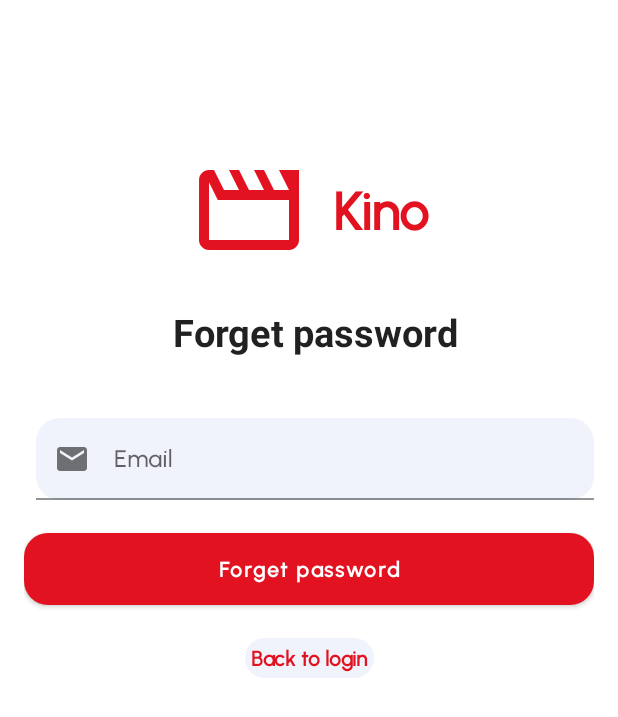
After one commit to e444er/KinoGoClean, an Android app: the ForgetPasswordFragment screen opened through its navigation route, on a phone screen of 412 x 824 dp. The commit adds this screen. Shown: the top 717 px of the screen. Run offline under Robolectric (Android 15) with nearby library versions, the phone set to English and light mode, and no system bars; our stand-ins replace Dagger/Hilt's generated code, navigation-ui.

Commit message:
reset password

```diff
--- a/app/src/main/java/com/e444er/cleanmovie/feature_authentication/domain/repository/AuthenticationRepository.kt
+++ b/app/src/main/java/com/e444er/cleanmovie/feature_authentication/domain/repository/AuthenticationRepository.kt
@@ -17,4 +17,10 @@ interface AuthenticationRepository {
         onSuccess: () -> Unit,
         onFailure: (uiText: UiText) -> Unit
     )
+
+    fun sendPasswordResetEmail(
+        email: String,
+        onSuccess: () -> Unit,
+        onFailure: (uiText: UiText) -> Unit
+    )
 }
--- /dev/null
+++ b/app/src/main/java/com/e444er/cleanmovie/feature_authentication/domain/use_case/SendPasswordResetEmailUseCase.kt
@@ -0,0 +1,30 @@
+package com.e444er.cleanmovie.feature_authentication.domain.use_case
+
+import com.e444er.cleanmovie.core.presentation.util.UiText
+import com.e444er.cleanmovie.feature_authentication.domain.models.AuthenticationResult
+import com.e444er.cleanmovie.feature_authentication.domain.repository.AuthenticationRepository
+import com.e444er.cleanmovie.feature_authentication.util.AuthError
+import javax.inject.Inject
+
+class SendPasswordResetEmailUseCase @Inject constructor(
+    private val repository: AuthenticationRepository
+) {
+    operator fun invoke(
+        email: String,
+        onSuccess: () -> Unit,
+        onFailure: (uiText: UiText) -> Unit
+    ): AuthenticationResult {
+
+        if (email.isBlank()) {
+            return AuthenticationResult(emailError = AuthError.FieldEmpty)
+        }
+
+        return AuthenticationResult(
+            result = repository.sendPasswordResetEmail(
+                email = email.trim(),
+                onSuccess = onSuccess,
+                onFailure = onFailure
+            )
+        )
+    }
+}
--- /dev/null
+++ b/app/src/main/java/com/e444er/cleanmovie/feature_authentication/presentation/forget_password/ForgetPasswordFragment.kt
@@ -0,0 +1,95 @@
+package com.e444er.cleanmovie.feature_authentication.presentation.forget_password
+
+import android.os.Bundle
+import androidx.fragment.app.Fragment
+import android.view.LayoutInflater
+import android.view.View
+import android.view.ViewGroup
+import androidx.core.widget.addTextChangedListener
+import androidx.fragment.app.viewModels
+import androidx.lifecycle.Lifecycle
+import androidx.lifecycle.lifecycleScope
+import androidx.lifecycle.repeatOnLifecycle
+import androidx.navigation.fragment.findNavController
+import com.e444er.cleanmovie.R
+import com.e444er.cleanmovie.core.presentation.util.UiEvent
+import com.e444er.cleanmovie.core.presentation.util.asString
+import com.e444er.cleanmovie.databinding.FragmentForgetPasswordBinding
+import com.e444er.cleanmovie.feature_authentication.presentation.util.AuthUtil
+import com.google.android.material.snackbar.Snackbar
+import dagger.hilt.android.AndroidEntryPoint
+import kotlinx.coroutines.flow.collectLatest
+import kotlinx.coroutines.launch
+
+@AndroidEntryPoint
+class ForgetPasswordFragment : Fragment(R.layout.fragment_forget_password) {
+
+    private var _binding: FragmentForgetPasswordBinding? = null
+    private val binding get() = _binding!!
+
+    private val viewModel: ForgetPasswordViewModel by viewModels()
+
+    override fun onViewCreated(view: View, savedInstanceState: Bundle?) {
+        super.onViewCreated(view, savedInstanceState)
+        val binding = FragmentForgetPasswordBinding.bind(view)
+        _binding = binding
+
+        collectData()
+
+
+
+        binding.edtEmail.addTextChangedListener {
+            it?.let {
+                viewModel.onEvent(ForgetEvent.EnteredEmail(it.toString()))
+            }
+        }
+
+        binding.txtBackToLogin.setOnClickListener {
+            viewModel.onEvent(ForgetEvent.ClickedBackToLogin)
+        }
+
+        binding.btnForgetPassword.setOnClickListener {
+            viewModel.onEvent(ForgetEvent.ClickedForgetPassword)
+        }
+    }
+
+    private fun collectData() {
+        viewLifecycleOwner.lifecycleScope.launch {
+            repeatOnLifecycle(Lifecycle.State.STARTED) {
+                launch { collectForgetPasswordUiEvent() }
+
+                launch { collectEmailState() }
+            }
+        }
+    }
+
+    private suspend fun collectEmailState() {
+        viewModel.emailState.collectLatest { emailState ->
+            AuthUtil.updateFieldEmptyErrorInTextInputLayout(
+                textInputLayout = binding.layoutEmail,
+                context = requireContext(),
+                authError = emailState.error
+            )
+        }
+    }
+
+    private suspend fun collectForgetPasswordUiEvent() {
+        viewModel.uiEvent.collectLatest { event ->
+            when (event) {
+                is UiEvent.PopBackStack -> {
+                    findNavController().popBackStack()
+                }
+                is UiEvent.ShowSnackbar -> {
+                    Snackbar.make(
+                        requireView(),
+                        event.uiText.asString(requireContext()),
+                        Snackbar.LENGTH_LONG
+                    ).show()
+                }
+                is UiEvent.NavigateTo -> {
+                    findNavController().navigate(event.directions)
+                }
+            }
+        }
+    }
+}
--- /dev/null
+++ b/app/src/main/java/com/e444er/cleanmovie/feature_authentication/presentation/forget_password/ForgetPasswordViewModel.kt
@@ -0,0 +1,69 @@
+package com.e444er.cleanmovie.feature_authentication.presentation.forget_password
+
+import androidx.lifecycle.SavedStateHandle
+import androidx.lifecycle.ViewModel
+import androidx.lifecycle.viewModelScope
+import com.e444er.cleanmovie.R
+import com.e444er.cleanmovie.core.presentation.util.StandardTextFieldState
+import com.e444er.cleanmovie.core.presentation.util.UiEvent
+import com.e444er.cleanmovie.core.presentation.util.UiText
+import com.e444er.cleanmovie.feature_authentication.domain.use_case.SendPasswordResetEmailUseCase
+import com.e444er.cleanmovie.feature_authentication.presentation.util.AuthUtil.Companion.EMAIL_ARGUMENT_NAME
+import dagger.hilt.android.lifecycle.HiltViewModel
+import kotlinx.coroutines.flow.*
+import kotlinx.coroutines.launch
+import javax.inject.Inject
+
+@HiltViewModel
+class ForgetPasswordViewModel @Inject constructor(
+    savedStateHandle: SavedStateHandle,
+    private val sendPasswordResetEmailUseCase: SendPasswordResetEmailUseCase
+) : ViewModel() {
+
+    private val _emailState = MutableStateFlow(StandardTextFieldState())
+    val emailState: StateFlow<StandardTextFieldState> = _emailState.asStateFlow()
+
+    private val _uiEvent = MutableSharedFlow<UiEvent>()
+    val uiEvent: SharedFlow<UiEvent> = _uiEvent.asSharedFlow()
+
+    init {
+        val email = savedStateHandle.get<String>(EMAIL_ARGUMENT_NAME) ?: ""
+        _emailState.update { it.copy(text = email) }
+    }
+
+    fun onEvent(event: ForgetEvent) {
+        when (event) {
+            is ForgetEvent.ClickedForgetPassword -> {
+                sendPasswordResetToEmail(email = emailState.value.text)
+            }
+            is ForgetEvent.ClickedBackToLogin -> {
+                emitUiEvent(UiEvent.PopBackStack)
+            }
+            is ForgetEvent.EnteredEmail -> {
+                _emailState.update { it.copy(text = event.email) }
+            }
+        }
+    }
+
+    private fun emitUiEvent(uiEvent: UiEvent) {
+        viewModelScope.launch {
+            _uiEvent.emit(uiEvent)
+        }
+    }
+
+    private fun sendPasswordResetToEmail(email: String) {
+        val result = sendPasswordResetEmailUseCase(
+            email = email,
+            onSuccess = {
+                emitUiEvent(UiEvent.ShowSnackbar(uiText = UiText.StringResource(R.string.check_your_email)))
+            },
+            onFailure = { uiText ->
+                emitUiEvent(UiEvent.ShowSnackbar(uiText = uiText))
+            },
+        )
+
+        if (result.emailError != null) {
+            _emailState.update { it.copy(error = result.emailError) }
+        }
+    }
+}
--- a/app/src/main/java/com/e444er/cleanmovie/feature_authentication/presentation/login/LoginFragment.kt
+++ b/app/src/main/java/com/e444er/cleanmovie/feature_authentication/presentation/login/LoginFragment.kt
@@ -55,7 +55,7 @@ class LoginFragment : Fragment(R.layout.fragment_login) {
         }
 
         binding.txtForgotPassword.setOnClickListener {
-
+            viewModel.onEvent(LoginEvent.ClickedForgetPassword)
         }
 
         binding.btnSignIn.setOnClickListener {
--- a/app/src/main/java/com/e444er/cleanmovie/feature_authentication/presentation/util/AuthUtil.kt
+++ b/app/src/main/java/com/e444er/cleanmovie/feature_authentication/presentation/util/AuthUtil.kt
@@ -20,5 +20,6 @@ class AuthUtil {
                 null -> return
             }
         }
+        const val EMAIL_ARGUMENT_NAME = "email"
     }
 }
--- /dev/null
+++ b/app/src/main/res/layout/fragment_forget_password.xml
@@ -0,0 +1,107 @@
+<?xml version="1.0" encoding="utf-8"?>
+<androidx.constraintlayout.widget.ConstraintLayout xmlns:android="http://schemas.android.com/apk/res/android"
+    xmlns:app="http://schemas.android.com/apk/res-auto"
+    xmlns:tools="http://schemas.android.com/tools"
+    android:layout_width="match_parent"
+    android:layout_height="match_parent"
+    android:paddingHorizontal="@dimen/large_padding"
+    tools:context=".feature_authentication.presentation.sign_up.SignUpFragment">
+
+    <ImageView
+        android:id="@+id/splash_image"
+        android:layout_width="80dp"
+        android:layout_height="80dp"
+        android:layout_gravity="center"
+        android:layout_marginTop="100dp"
+        android:layout_marginEnd="@dimen/large_margin"
+        android:importantForAccessibility="no"
+        android:src="@drawable/ic_outline_movie_24"
+        app:layout_constraintEnd_toStartOf="@+id/splash_text"
+        app:layout_constraintHorizontal_bias="0.5"
+        app:layout_constraintHorizontal_chainStyle="packed"
+        app:layout_constraintStart_toStartOf="parent"
+        app:layout_constraintTop_toTopOf="parent" />
+
+    <TextView
+        android:id="@+id/splash_text"
+        android:layout_width="wrap_content"
+        android:layout_height="wrap_content"
+        android:text="@string/app_name"
+        android:textAppearance="@style/Mova.H1"
+        android:textColor="@color/red"
+        android:textSize="35sp"
+        app:layout_constraintBottom_toBottomOf="@+id/splash_image"
+        app:layout_constraintEnd_toEndOf="parent"
+        app:layout_constraintStart_toEndOf="@+id/splash_image"
+        app:layout_constraintTop_toTopOf="@+id/splash_image" />
+
+    <TextView
+        android:id="@+id/txtCreate"
+        style="@style/Mova.Title"
+        android:layout_width="0dp"
+        android:layout_height="wrap_content"
+        android:layout_marginTop="@dimen/large_margin"
+        android:text="@string/forget_password"
+        android:textAlignment="center"
+        android:textSize="25sp"
+        app:layout_constraintEnd_toEndOf="parent"
+        app:layout_constraintStart_toStartOf="parent"
+        app:layout_constraintTop_toBottomOf="@+id/splash_image" />
+
+    <com.google.android.material.textfield.TextInputLayout
+        android:id="@+id/layoutEmail"
+        android:layout_width="0dp"
+        android:layout_height="wrap_content"
+        android:layout_marginTop="@dimen/extra_large_margin"
+        android:hint="@string/email"
+        app:layout_constraintEnd_toEndOf="@+id/txtCreate"
+        app:layout_constraintStart_toStartOf="@+id/txtCreate"
+        app:layout_constraintTop_toBottomOf="@+id/txtCreate"
+        app:startIconDrawable="@drawable/email_icon">
+
+        <com.google.android.material.textfield.TextInputEditText
+            android:id="@+id/edtEmail"
+            android:layout_width="match_parent"
+            android:layout_height="wrap_content"
+            android:background="@drawable/edit_text_shape" />
+
+    </com.google.android.material.textfield.TextInputLayout>
+
+
+    <com.google.android.material.button.MaterialButton
+        android:id="@+id/btnForgetPassword"
+        style="@style/Mova.Button"
+        android:text="@string/forget_password"
+        android:layout_marginTop="@dimen/large_margin"
+        app:cornerRadius="@dimen/shape_large"
+        app:layout_constraintEnd_toEndOf="parent"
+        app:layout_constraintStart_toStartOf="parent"
+        app:layout_constraintTop_toBottomOf="@+id/layoutEmail" />
+
+    <TextView
+        android:id="@+id/txtBackToLogin"
+        android:layout_width="wrap_content"
+        android:layout_height="wrap_content"
+        android:background="@drawable/text_ripple"
+        android:layout_marginTop="@dimen/large_margin"
+        android:padding="@dimen/small_padding"
+        android:text="@string/back_to_login"
+        android:textColor="?attr/colorPrimary"
+        android:textStyle="bold"
+        app:layout_constraintEnd_toEndOf="@+id/btnForgetPassword"
+        app:layout_constraintStart_toStartOf="@+id/btnForgetPassword"
+        app:layout_constraintTop_toBottomOf="@+id/btnForgetPassword" />
+
+
+    <ProgressBar
+        android:id="@+id/progressBar"
+        android:layout_width="wrap_content"
+        android:layout_height="wrap_content"
+        android:indeterminate="true"
+        android:indeterminateTint="?attr/colorPrimary"
+        android:visibility="gone"
+        app:layout_constraintBottom_toBottomOf="parent"
+        app:layout_constraintEnd_toEndOf="parent"
+        app:layout_constraintStart_toStartOf="parent"
+        app:layout_constraintTop_toTopOf="parent" />
+</androidx.constraintlayout.widget.ConstraintLayout>
--- a/app/src/main/res/layout/fragment_login.xml
+++ b/app/src/main/res/layout/fragment_login.xml
@@ -105,7 +105,7 @@
         android:layout_marginTop="@dimen/large_margin"
         android:background="@drawable/text_ripple"
         android:padding="@dimen/small_padding"
-        android:text="@string/forgot_the_password"
+        android:text="@string/forget_the_password"
         android:textColor="?attr/colorPrimary"
         android:textStyle="bold"
         app:layout_constraintEnd_toEndOf="@+id/btnSignIn"
--- a/app/src/main/res/navigation/main_nav.xml
+++ b/app/src/main/res/navigation/main_nav.xml
@@ -3,7 +3,7 @@
     xmlns:app="http://schemas.android.com/apk/res-auto"
     xmlns:tools="http://schemas.android.com/tools"
     android:id="@+id/main_nav"
-    app:startDestination="@id/splashFragment">
+    app:startDestination="@id/loginFragment">
 
     <dialog
         android:id="@+id/detailBottomSheet"
@@ -136,6 +136,9 @@
         <action
             android:id="@+id/action_loginFragment_to_signUpFragment"
             app:destination="@id/signUpFragment" />
+        <action
+            android:id="@+id/action_loginFragment_to_forgetPasswordFragment"
+            app:destination="@id/forgetPasswordFragment" />
     </fragment>
     <fragment
         android:id="@+id/signUpFragment"
@@ -148,4 +151,15 @@
             app:popUpTo="@id/signUpFragment"
             app:popUpToInclusive="true" />
     </fragment>
+    <fragment
+        android:id="@+id/forgetPasswordFragment"
+        android:name="com.e444er.cleanmovie.feature_authentication.presentation.forget_password.ForgetPasswordFragment"
+        android:label="fragment_forget_password"
+        tools:layout="@layout/fragment_forget_password" >
+
+        <argument
+            android:name="email"
+            app:argType="string"
+            app:nullable="true" />
+    </fragment>
 </navigation>
--- a/app/src/main/res/values/strings.xml
+++ b/app/src/main/res/values/strings.xml
@@ -102,7 +102,10 @@
     <string name="sign_in">Sign In</string>
     <string name="sign_up">Sign up</string>
     <string name="don_t_have_an_account">Don\'t have an account?</string>
-    <string name="forgot_the_password">Forgot the password?</string>
+    <string name="forget_the_password">Forgot the password?</string>
+    <string name="forget_password">Forget password</string>
+    <string name="back_to_login">Back to login</string>
+    <string name="check_your_email">Check your email</string>
     <string name="or_continue_with">or continue with</string>
     <string name="sign_in_with_google">Sign In With Google</string>
     <string name="sign_in_with_facebook">sign In With Facebook</string>
@@ -129,4 +132,6 @@
     <string name="error_invalid_user_token">Invalid user token provided.</string>
     <string name="error_operation_not_allowed">This operation is not allowed.</string>
     <string name="error_weak_password">Password is too weak.</string>
+    <!-- TODO: Remove or change this placeholder text -->
+    <string name="hello_blank_fragment">Hello blank fragment</string>
 </resources>
```
Also changed, not shown: app/src/main/java/com/e444er/cleanmovie/feature_authentication/data/repository/AuthenticaitonRepositoryImpl.kt (+27 -6 lines), app/src/main/java/com/e444er/cleanmovie/feature_authentication/presentation/forget_password/ForgetEvent.kt (added, +7 -0 lines), app/src/main/java/com/e444er/cleanmovie/feature_authentication/presentation/login/LoginViewModel.kt (+6 -1 lines).
